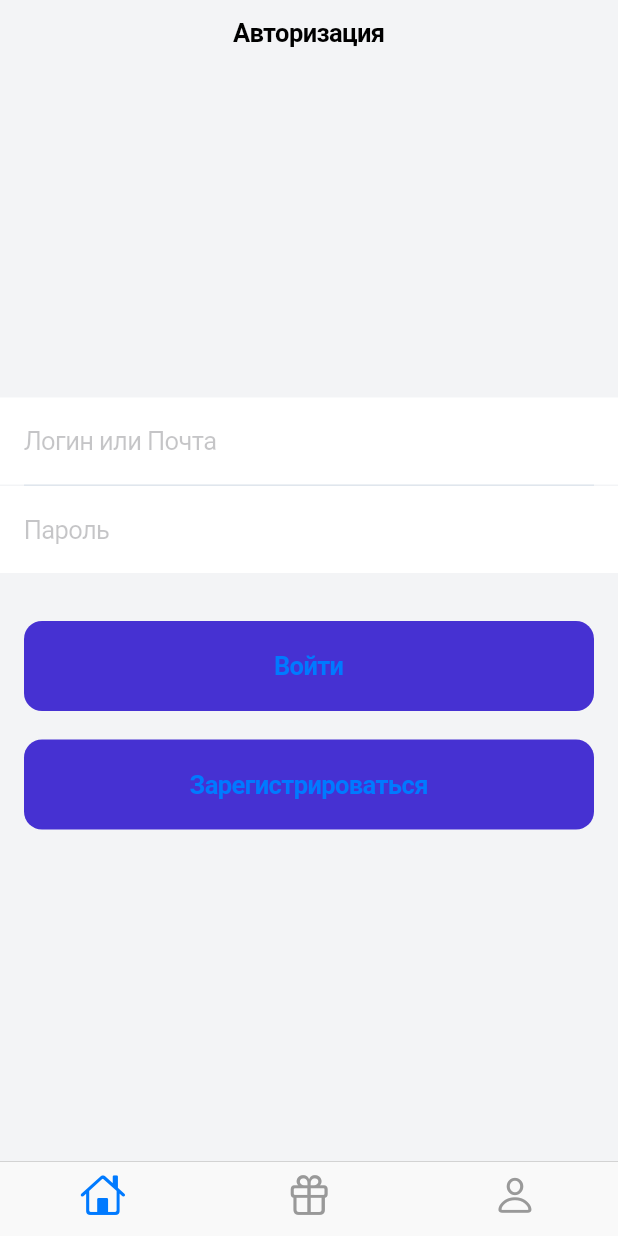
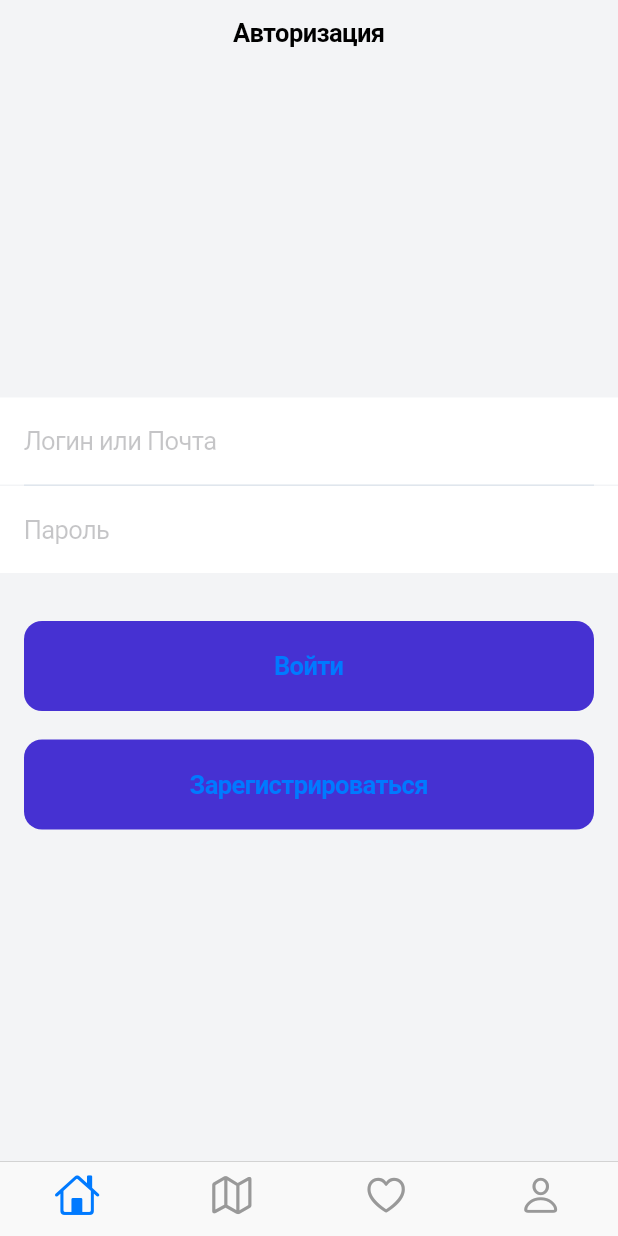
Before and after one commit to wlnightmare/my_project, a Flutter app: the screen it shows after launch, on a phone screen of 412 x 824 dp. Run offline on Flutter 3.47's test engine with Material 2 defaults, Android fonts, the phone set to English and light mode, and no system bars.

Commit message:
New Icon added

```diff
--- a/lib/scr/screens/main/MainScreen.dart
+++ b/lib/scr/screens/main/MainScreen.dart
@@ -13,7 +13,8 @@ class MainScreen extends StatelessWidget {
         tabBar: CupertinoTabBar(
           items: [
             BottomNavigationBarItem(icon: Icon(CupertinoIcons.home)),
-            BottomNavigationBarItem(icon: Icon(CupertinoIcons.gift)),
+            BottomNavigationBarItem(icon: Icon(CupertinoIcons.map)),
+            BottomNavigationBarItem(icon: Icon(CupertinoIcons.heart)),
             BottomNavigationBarItem(icon: Icon(CupertinoIcons.person)),
           ],
         ),
@@ -30,7 +31,7 @@ class MainScreen extends StatelessWidget {
                 case 3:
                   return RegisterScreen(); //Карта
                 default:
-                  return RegisterScreen();
+                  return AuthScreen();
               }
             },
           );
```
